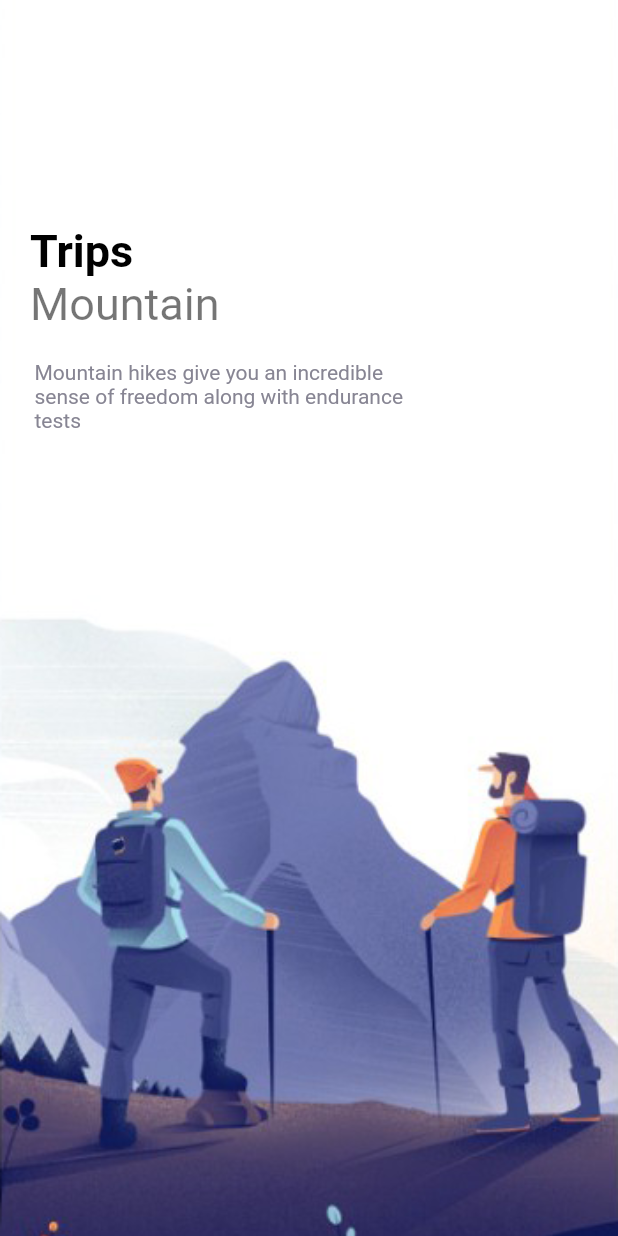
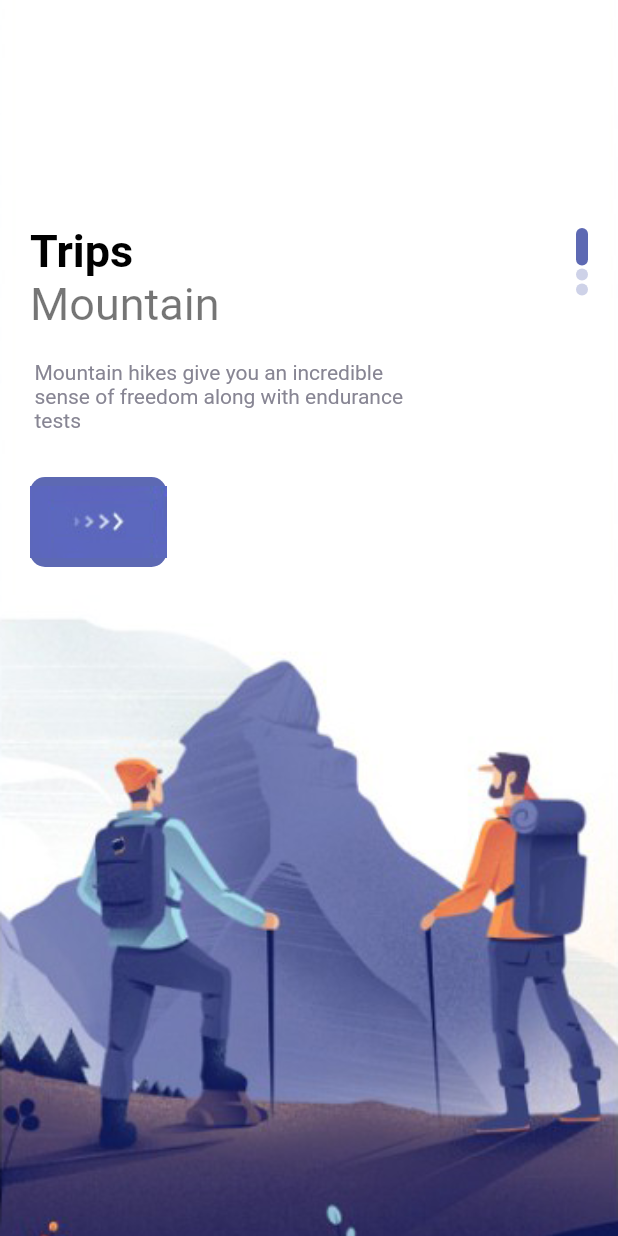
Before and after one commit to leobtt/flutter_cubit_app, a Flutter app: the screen it shows after launch, on a phone screen of 412 x 824 dp. Run offline on Flutter 3.47's test engine with Material 2 defaults, Android fonts, the phone set to English and light mode, and no system bars.

Commit message:
feat: indexDots and button

```diff
--- a/lib/pages/welcome_page.dart
+++ b/lib/pages/welcome_page.dart
@@ -2,6 +2,7 @@ import 'package:flutter/material.dart';
 import 'package:flutter_cubit/misc/colors.dart';
 import 'package:flutter_cubit/widgets/app_large_text.dart';
 import 'package:flutter_cubit/widgets/app_text.dart';
+import 'package:flutter_cubit/widgets/responsive_button.dart';
 
 class WelcomePage extends StatefulWidget {
   @override
@@ -34,6 +35,7 @@ class _WelcomePageState extends State<WelcomePage> {
               child: Container(
                 margin: const EdgeInsets.only(top: 150, left: 20, right: 20),
                 child: Row(
+                  mainAxisAlignment: MainAxisAlignment.spaceBetween,
                   children: [
                     Column(
                       crossAxisAlignment: CrossAxisAlignment.start,
@@ -56,7 +58,25 @@ class _WelcomePageState extends State<WelcomePage> {
                             size: 14,
                           ),
                         ),
+                        SizedBox(
+                          height: 30,
+                        ),
+                        ResponsiveButton(),
                       ],
+                    ),
+                    Column(
+                      children: List.generate(3, (indexDots) {
+                        return Container(
+                            margin: const EdgeInsets.only(top: 2),
+                            width: 8,
+                            height: index == indexDots ? 25 : 8,
+                            decoration: BoxDecoration(
+                              borderRadius: BorderRadius.circular(8),
+                              color: index == indexDots
+                                  ? AppColors.mainColor
+                                  : AppColors.mainColor.withOpacity(0.3),
+                            ));
+                      }),
                     )
                   ],
                 ),
```
